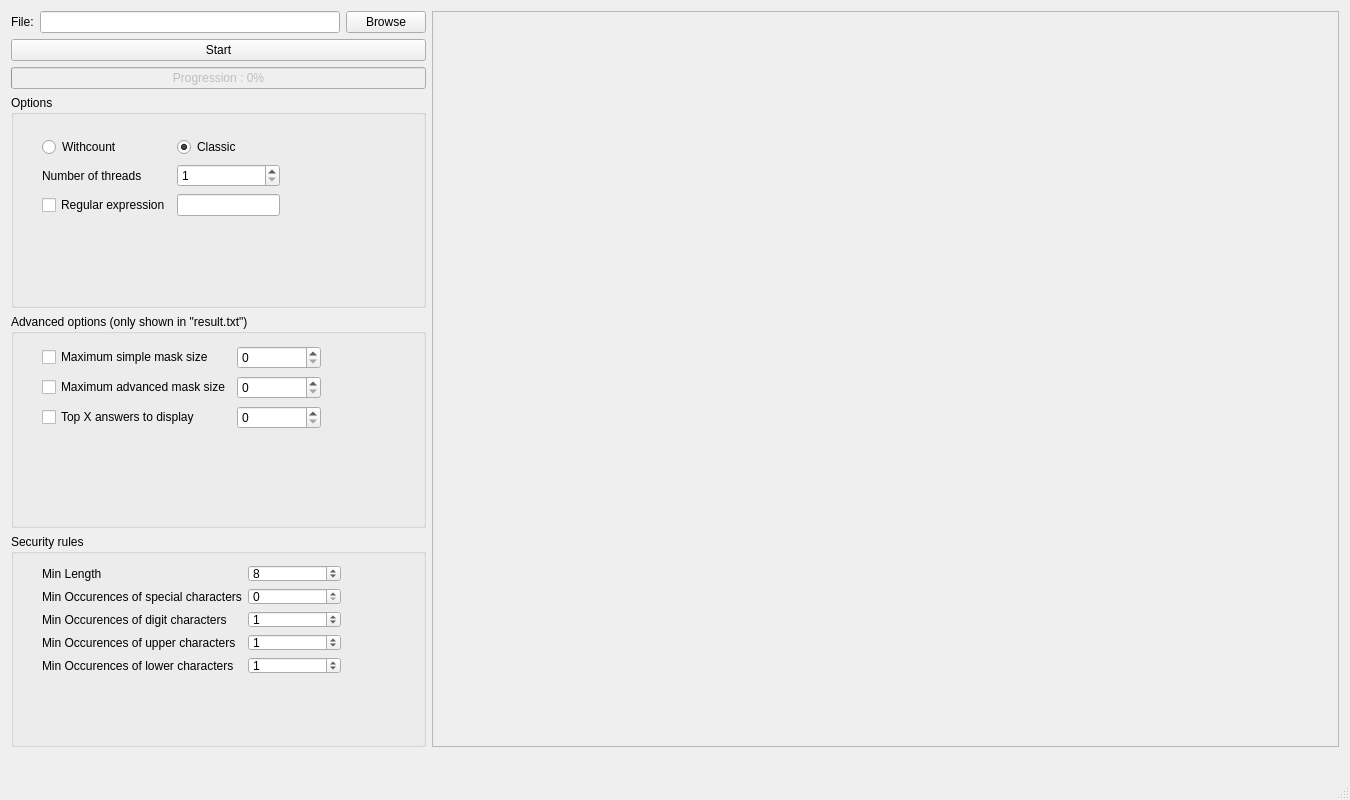
This is src/gui/MainWindow.ui in mvalois/cpack as Qt 5 draws it before an edit. The edited form follows.
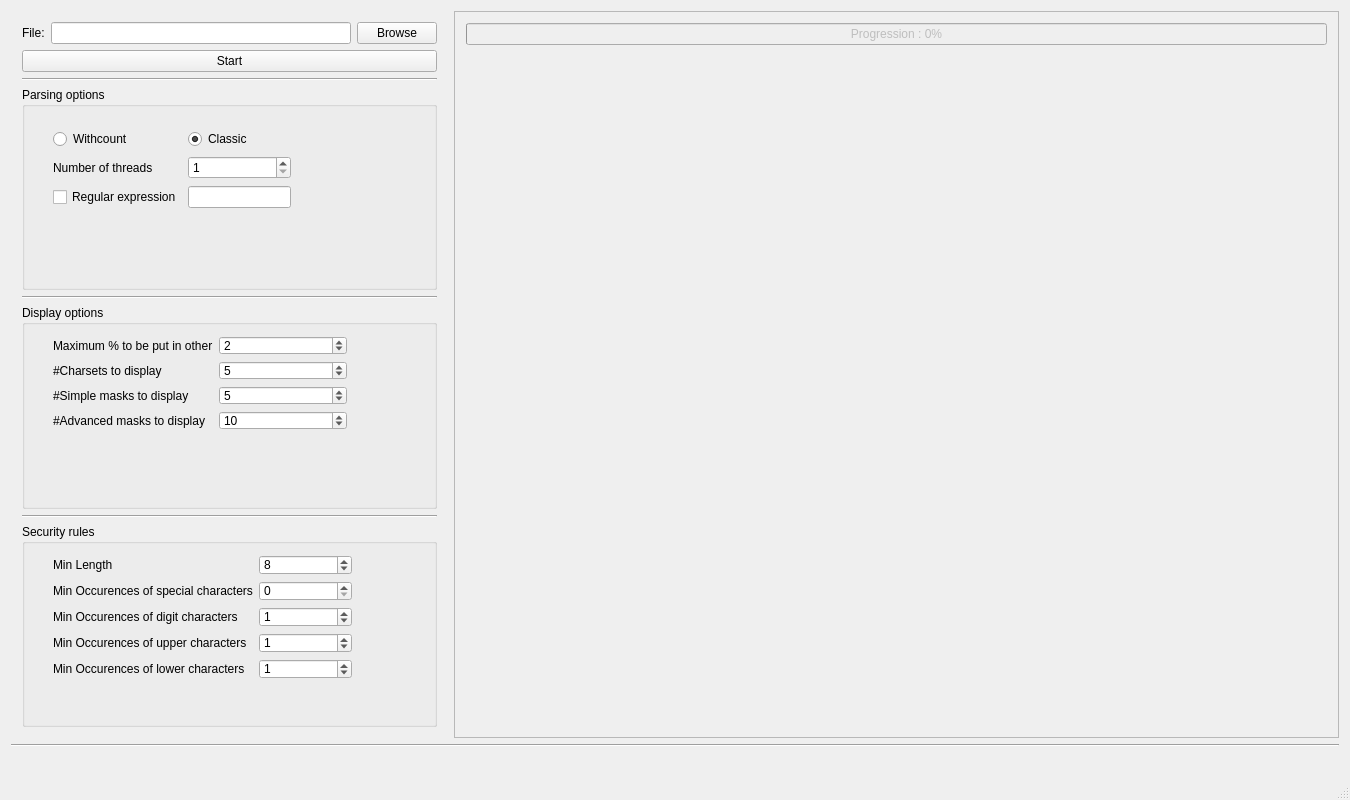
This is the edited form. Icons and pictures are not drawn.

```diff
--- a/src/gui/MainWindow.ui
+++ b/src/gui/MainWindow.ui
@@ -23,12 +23,179 @@
    <string>GUI</string>
   </property>
   <widget class="QWidget" name="centralWidget">
-   <layout class="QVBoxLayout" name="verticalLayout" stretch="1,0">
+   <layout class="QVBoxLayout" name="verticalLayout" stretch="1,0,0">
     <item>
      <layout class="QHBoxLayout" name="horizontalLayout" stretch="0,1">
       <item>
+       <widget class="QWidget" name="settingsWidget" native="true">
        <layout class="QGridLayout" name="settingsLayout">
-        <item row="6" column="0" colspan="3">
+         <item row="7" column="0" colspan="3">
+          <widget class="QGroupBox" name="globalOptions">
+           <property name="title">
+            <string>Parsing options</string>
+           </property>
+           <widget class="QWidget" name="gridLayoutWidget_2">
+            <property name="geometry">
+             <rect>
+              <x>20</x>
+              <y>30</y>
+              <width>260</width>
+              <height>103</height>
+             </rect>
+            </property>
+            <layout class="QGridLayout" name="gridLayout_2">
+             <item row="2" column="1">
+              <widget class="QLineEdit" name="RegexlineEdit"/>
+             </item>
+             <item row="0" column="0">
+              <widget class="QRadioButton" name="withcountButton">
+               <property name="text">
+                <string>Withcount</string>
+               </property>
+              </widget>
+             </item>
+             <item row="2" column="0">
+              <widget class="QCheckBox" name="regexCheckBox">
+               <property name="text">
+                <string>Regular expression</string>
+               </property>
+              </widget>
+             </item>
+             <item row="0" column="1">
+              <widget class="QRadioButton" name="classicButton">
+               <property name="text">
+                <string>Classic</string>
+               </property>
+               <property name="checked">
+                <bool>true</bool>
+               </property>
+              </widget>
+             </item>
+             <item row="1" column="1">
+              <widget class="QSpinBox" name="threadNumberSpin">
+               <property name="minimum">
+                <number>1</number>
+               </property>
+              </widget>
+             </item>
+             <item row="1" column="0">
+              <widget class="QLabel" name="label">
+               <property name="layoutDirection">
+                <enum>Qt::LeftToRight</enum>
+               </property>
+               <property name="text">
+                <string>Number of threads</string>
+               </property>
+              </widget>
+             </item>
+            </layout>
+           </widget>
+          </widget>
+         </item>
+         <item row="0" column="0">
+          <widget class="QLabel" name="fileLabel">
+           <property name="text">
+            <string>File:</string>
+           </property>
+          </widget>
+         </item>
+         <item row="8" column="0" colspan="3">
+          <widget class="Line" name="line_3">
+           <property name="orientation">
+            <enum>Qt::Horizontal</enum>
+           </property>
+          </widget>
+         </item>
+         <item row="9" column="0" colspan="3">
+          <widget class="QGroupBox" name="advancedOptions">
+           <property name="title">
+            <string>Display options</string>
+           </property>
+           <widget class="QWidget" name="gridLayoutWidget_4">
+            <property name="geometry">
+             <rect>
+              <x>20</x>
+              <y>20</y>
+              <width>316</width>
+              <height>116</height>
+             </rect>
+            </property>
+            <layout class="QGridLayout" name="gridLayout_4">
+             <item row="3" column="1">
+              <widget class="QSpinBox" name="MaxAdvMaskSpin">
+               <property name="value">
+                <number>10</number>
+               </property>
+              </widget>
+             </item>
+             <item row="2" column="0">
+              <widget class="QLabel" name="label_6">
+               <property name="text">
+                <string>#Simple masks to display</string>
+               </property>
+              </widget>
+             </item>
+             <item row="3" column="0">
+              <widget class="QLabel" name="label_7">
+               <property name="text">
+                <string>#Advanced masks to display</string>
+               </property>
+              </widget>
+             </item>
+             <item row="1" column="0">
+              <widget class="QLabel" name="label_8">
+               <property name="text">
+                <string>#Charsets to display</string>
+               </property>
+              </widget>
+             </item>
+             <item row="2" column="1">
+              <widget class="QSpinBox" name="MaxSimpleMaskSpin">
+               <property name="value">
+                <number>5</number>
+               </property>
+              </widget>
+             </item>
+             <item row="0" column="0">
+              <widget class="QLabel" name="label_9">
+               <property name="text">
+                <string>Maximum % to be put in other</string>
+               </property>
+              </widget>
+             </item>
+             <item row="1" column="1">
+              <widget class="QSpinBox" name="CharsetToDisplay">
+               <property name="value">
+                <number>5</number>
+               </property>
+              </widget>
+             </item>
+             <item row="0" column="1">
+              <widget class="QSpinBox" name="OtherThreshold">
+               <property name="value">
+                <number>2</number>
+               </property>
+              </widget>
+             </item>
+            </layout>
+           </widget>
+          </widget>
+         </item>
+         <item row="0" column="2">
+          <widget class="QPushButton" name="Browser">
+           <property name="text">
+            <string>Browse</string>
+           </property>
+          </widget>
+         </item>
+         <item row="1" column="0" colspan="3">
+          <widget class="QPushButton" name="startButton">
+           <property name="text">
+            <string>Start</string>
+           </property>
+          </widget>
+         </item>
+         <item row="11" column="0" colspan="3">
          <widget class="QGroupBox" name="securityPolicy">
           <property name="title">
            <string>Security rules</string>
@@ -39,7 +206,7 @@
              <x>20</x>
              <y>20</y>
              <width>321</width>
-             <height>131</height>
+              <height>146</height>
             </rect>
            </property>
            <layout class="QGridLayout" name="gridLayout_3">
@@ -113,59 +280,10 @@
           </widget>
          </widget>
         </item>
-        <item row="5" column="0" colspan="3">
-         <widget class="QGroupBox" name="advancedOptions">
-          <property name="title">
-           <string>Advanced options (only shown in &quot;result.txt&quot;)</string>
-          </property>
-          <widget class="QWidget" name="gridLayoutWidget_4">
-           <property name="geometry">
-            <rect>
-             <x>20</x>
-             <y>20</y>
-             <width>301</width>
-             <height>107</height>
-            </rect>
-           </property>
-           <layout class="QGridLayout" name="gridLayout_4">
-            <item row="1" column="0">
-             <widget class="QCheckBox" name="maxAdvancedCheckBox">
-              <property name="text">
-               <string>Maximum advanced mask size</string>
-              </property>
-             </widget>
-            </item>
-            <item row="2" column="0">
-             <widget class="QCheckBox" name="topCheckBox">
-              <property name="text">
-               <string>Top X answers to display</string>
-              </property>
-             </widget>
-            </item>
-            <item row="0" column="0">
-             <widget class="QCheckBox" name="maxSimpleCheckBox">
-              <property name="text">
-               <string>Maximum simple mask size</string>
-              </property>
-             </widget>
-            </item>
-            <item row="0" column="1">
-             <widget class="QSpinBox" name="MaxSimpleMaxSpin"/>
-            </item>
-            <item row="1" column="1">
-             <widget class="QSpinBox" name="MaxAdvMaskSpin"/>
-            </item>
-            <item row="2" column="1">
-             <widget class="QSpinBox" name="TopXAnswerSpin"/>
-            </item>
-           </layout>
-          </widget>
-         </widget>
-        </item>
-        <item row="1" column="0" colspan="3">
-         <widget class="QPushButton" name="startButton">
-          <property name="text">
-           <string>Start</string>
+         <item row="10" column="0" colspan="3">
+          <widget class="Line" name="line_2">
+           <property name="orientation">
+            <enum>Qt::Horizontal</enum>
           </property>
          </widget>
         </item>
@@ -191,103 +309,15 @@
           </property>
          </widget>
         </item>
-        <item row="0" column="2">
-         <widget class="QPushButton" name="Browser">
-          <property name="text">
-           <string>Browse</string>
-          </property>
-         </widget>
-        </item>
-        <item row="0" column="0">
-         <widget class="QLabel" name="fileLabel">
-          <property name="text">
-           <string>File:</string>
-          </property>
-         </widget>
-        </item>
         <item row="4" column="0" colspan="3">
-         <widget class="QGroupBox" name="globalOptions">
-          <property name="title">
-           <string>Options</string>
-          </property>
-          <widget class="QWidget" name="gridLayoutWidget_2">
-           <property name="geometry">
-            <rect>
-             <x>20</x>
-             <y>30</y>
-             <width>260</width>
-             <height>103</height>
-            </rect>
-           </property>
-           <layout class="QGridLayout" name="gridLayout_2">
-            <item row="2" column="1">
-             <widget class="QLineEdit" name="RegexlineEdit"/>
-            </item>
-            <item row="0" column="0">
-             <widget class="QRadioButton" name="withcountButton">
-              <property name="text">
-               <string>Withcount</string>
-              </property>
-             </widget>
-            </item>
-            <item row="2" column="0">
-             <widget class="QCheckBox" name="regexCheckBox">
-              <property name="text">
-               <string>Regular expression</string>
-              </property>
-             </widget>
-            </item>
-            <item row="0" column="1">
-             <widget class="QRadioButton" name="classicButton">
-              <property name="text">
-               <string>Classic</string>
-              </property>
-              <property name="checked">
-               <bool>true</bool>
-              </property>
-             </widget>
-            </item>
-            <item row="1" column="1">
-             <widget class="QSpinBox" name="threadNumberSpin">
-              <property name="minimum">
-               <number>1</number>
-              </property>
-             </widget>
-            </item>
-            <item row="1" column="0">
-             <widget class="QLabel" name="label">
-              <property name="layoutDirection">
-               <enum>Qt::LeftToRight</enum>
-              </property>
-              <property name="text">
-               <string>Number of threads</string>
-              </property>
-             </widget>
-            </item>
-           </layout>
-          </widget>
-         </widget>
-        </item>
-        <item row="2" column="0" colspan="3">
-         <widget class="QProgressBar" name="progressBar">
-          <property name="enabled">
-           <bool>false</bool>
-          </property>
-          <property name="value">
-           <number>0</number>
-          </property>
-          <property name="textVisible">
-           <bool>true</bool>
-          </property>
+          <widget class="Line" name="line_4">
           <property name="orientation">
            <enum>Qt::Horizontal</enum>
           </property>
-          <property name="format">
-           <string>Progression : %p%</string>
-          </property>
          </widget>
         </item>
        </layout>
+       </widget>
       </item>
       <item>
        <widget class="QFrame" name="resultFrame">
@@ -303,35 +333,32 @@
         <property name="frameShadow">
          <enum>QFrame::Raised</enum>
         </property>
-        <layout class="QGridLayout" name="gridLayout" rowstretch="0,0,1,1,0">
-         <item row="2" column="0">
-          <widget class="QWidget" name="lengthWidget" native="true"/>
-         </item>
-         <item row="4" column="0">
-          <widget class="QLabel" name="resultLabel">
-           <property name="text">
-            <string/>
-           </property>
-          </widget>
-         </item>
+        <layout class="QGridLayout" name="gridLayout" rowstretch="0,0,0,1,1,0" columnstretch="0,0">
          <item row="1" column="0">
-          <widget class="QLabel" name="securityLabel">
-           <property name="text">
-            <string/>
-           </property>
-          </widget>
-         </item>
-         <item row="0" column="0">
           <widget class="QLabel" name="AnalyzedLabel">
            <property name="text">
             <string/>
            </property>
           </widget>
          </item>
+         <item row="4" column="1">
+          <widget class="QWidget" name="advancedMasksWidget" native="true">
+           <property name="minimumSize">
+            <size>
+             <width>500</width>
+             <height>0</height>
+            </size>
+           </property>
+          </widget>
+         </item>
+         <item row="2" column="0">
+          <widget class="QLabel" name="securityLabel">
+           <property name="text">
+            <string/>
+           </property>
+          </widget>
+         </item>
          <item row="3" column="1">
-          <widget class="QWidget" name="advancedMasksWidget" native="true"/>
-         </item>
-         <item row="2" column="1">
           <widget class="QWidget" name="charsetWidget" native="true">
            <property name="minimumSize">
             <size>
@@ -342,13 +369,42 @@
           </widget>
          </item>
          <item row="3" column="0">
+          <widget class="QWidget" name="lengthWidget" native="true"/>
+         </item>
+         <item row="4" column="0">
           <widget class="QWidget" name="simpleMasksWidget" native="true"/>
          </item>
+         <item row="0" column="0" colspan="2">
+          <widget class="QProgressBar" name="progressBar">
+           <property name="enabled">
+            <bool>false</bool>
+           </property>
+           <property name="value">
+            <number>0</number>
+           </property>
+           <property name="textVisible">
+            <bool>true</bool>
+           </property>
+           <property name="orientation">
+            <enum>Qt::Horizontal</enum>
+           </property>
+           <property name="format">
+            <string>Progression : %p%</string>
+           </property>
+          </widget>
+         </item>
         </layout>
        </widget>
       </item>
      </layout>
     </item>
+    <item>
+     <widget class="Line" name="line">
+      <property name="orientation">
+       <enum>Qt::Horizontal</enum>
+      </property>
+     </widget>
+    </item>
     <item>
      <layout class="QHBoxLayout" name="horizontalLayout_2">
       <property name="spacing">
```
Lines whose indentation alone changed are shown as unchanged.
